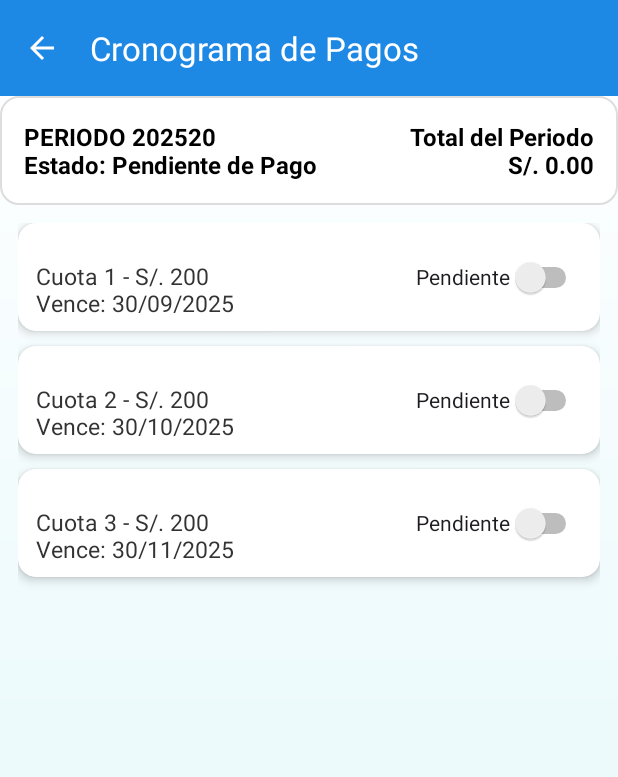
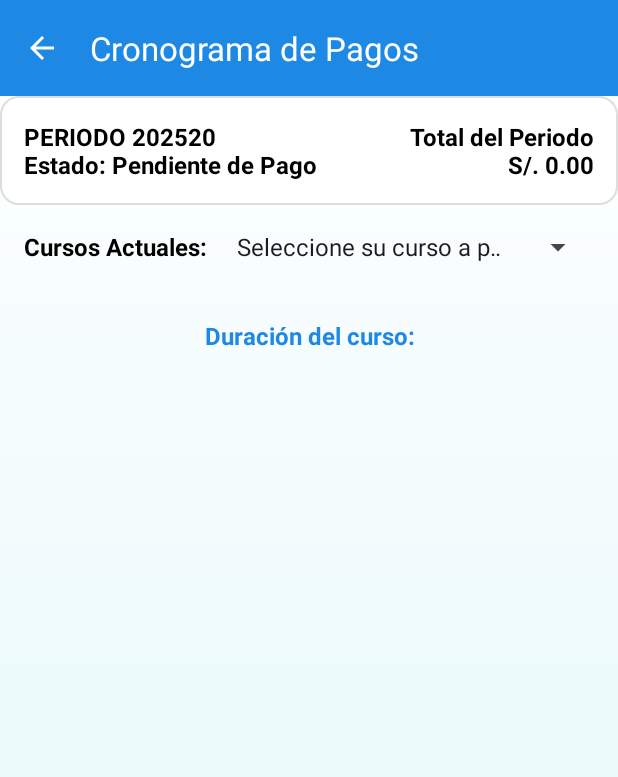
Before and after one commit to Joseph30070/AppSmartcell, an Android app built with Jetpack Compose: the PagosActivity screen opened directly, with no data from a screen before it, on a phone screen of 412 x 824 dp. Shown: the top 777 px of the screen. Run offline under Robolectric (Android 15) with nearby library versions, the phone set to English and light mode, and no system bars.

Commit message:
Añadido mejoras en la interfaz de pagos para una version mucho mas dinamica y conbinado con la interfaz del login

```diff
--- a/app/src/main/java/com/example/smartcellapp/PagosActivity.kt
+++ b/app/src/main/java/com/example/smartcellapp/PagosActivity.kt
@@ -1,53 +1,96 @@
 package com.example.smartcellapp
 
 import android.os.Bundle
-import android.widget.Switch
-import android.widget.TextView
-import androidx.activity.enableEdgeToEdge
+import android.view.LayoutInflater
+import android.view.View
+import android.widget.*
 import androidx.appcompat.app.AppCompatActivity
 import androidx.appcompat.widget.Toolbar
-import androidx.core.view.ViewCompat
-import androidx.core.view.WindowInsetsCompat
+import android.widget.LinearLayout
+import android.widget.TextView
+import android.widget.Spinner
 
 class PagosActivity : AppCompatActivity() {
 
     private lateinit var tvTotalPeriodo: TextView
+    private lateinit var listaCuotas: LinearLayout
+    private lateinit var tvDuracionCurso: TextView
     private var totalPeriodo = 0.0
-    private val montoCuota = 200.0  // cada cuota cuesta 200 por ahora como ejemplo
+    private val montoCuota = 200.0
+
+    // Cursos y sus cuotas
+    private val cursos = mapOf(
+        "Robótica Avanzada" to 3,
+        "Electrónica Digital" to 2,
+        "Reparación de Laptops" to 3,
+        "Reparación de PCs" to 4
+    )
 
     override fun onCreate(savedInstanceState: Bundle?) {
         super.onCreate(savedInstanceState)
-        enableEdgeToEdge()
         setContentView(R.layout.activity_pagos)
 
-        ViewCompat.setOnApplyWindowInsetsListener(findViewById(R.id.main)) { v, insets ->
-            val systemBars = insets.getInsets(WindowInsetsCompat.Type.systemBars())
-            v.setPadding(systemBars.left, systemBars.top, systemBars.right, systemBars.bottom)
-            insets
-        }
-
-        // Configuramos el Toolbar como ActionBar
+        // Ajustes iniciales
         val toolbar = findViewById<Toolbar>(R.id.toolbarPagos)
         setSupportActionBar(toolbar)
-
-        // Activamos la flecha de retroceso
         supportActionBar?.setDisplayHomeAsUpEnabled(true)
         supportActionBar?.setDisplayShowHomeEnabled(true)
 
-        // Inicializamos el TextView del total
         tvTotalPeriodo = findViewById(R.id.tvTotalPeriodo)
+        listaCuotas = findViewById(R.id.listaCuotas)
+        tvDuracionCurso = findViewById(R.id.tvDuracionCurso)
 
-        // Switches de cuotas proximanmente hacer que se generern automaticamente
-        val switchCuota1: Switch = findViewById(R.id.switchCuota1)
-        val switchCuota2: Switch = findViewById(R.id.switchCuota2)
-        val switchCuota3: Switch = findViewById(R.id.switchCuota3)
+        // Spinner de cursos
+        val spinnerCursos: Spinner = findViewById(R.id.spinnerCursos)
+        val listaCursos = mutableListOf("Seleccione su curso a pagar")
+        listaCursos.addAll(cursos.keys)
 
-        // Configurar cada switch
-        configurarSwitch(switchCuota1)
-        configurarSwitch(switchCuota2)
-        configurarSwitch(switchCuota3)
+        val adapter = ArrayAdapter(this, android.R.layout.simple_spinner_item, listaCursos)
+        adapter.setDropDownViewResource(android.R.layout.simple_spinner_dropdown_item)
+        spinnerCursos.adapter = adapter
 
-        // Mostrar el total inicial
+        // Listener del Spinner
+        spinnerCursos.onItemSelectedListener = object : AdapterView.OnItemSelectedListener {
+            override fun onItemSelected(parent: AdapterView<*>, view: View?, position: Int, id: Long) {
+                val cursoSeleccionado = parent.getItemAtPosition(position).toString()
+
+                if (cursoSeleccionado == "Seleccione su curso a pagar") {
+                    listaCuotas.removeAllViews()
+                    tvDuracionCurso.text = "Duración del curso:"
+                    totalPeriodo = 0.0
+                    actualizarTotal()
+                } else {
+                    mostrarCuotas(cursoSeleccionado)
+                }
+            }
+
+            override fun onNothingSelected(parent: AdapterView<*>) {}
+        }
+    }
+
+    // Genera dinámicamente las cuotas según el curso
+    private fun mostrarCuotas(curso: String) {
+        listaCuotas.removeAllViews()
+        totalPeriodo = 0.0
+
+        val cantidadCuotas = cursos[curso] ?: 0
+        val inflater = LayoutInflater.from(this)
+
+        // Mostrar duración arriba de las cuotas
+        tvDuracionCurso.text = "Duración del curso: $cantidadCuotas meses"
+
+        for (i in 1..cantidadCuotas) {
+            val cuotaView = inflater.inflate(R.layout.item_cuota, listaCuotas, false)
+
+            val tvInfo: TextView = cuotaView.findViewById(R.id.tvDescripcionCuota)
+            val switch: Switch = cuotaView.findViewById(R.id.switchCuota)
+
+            tvInfo.text = "Cuota $i - S/. $montoCuota\nVence: 30/${i.toString().padStart(2,'0')}/2025"
+
+            configurarSwitch(switch)
+            listaCuotas.addView(cuotaView)
+        }
+
         actualizarTotal()
     }
 
@@ -68,7 +111,6 @@ class PagosActivity : AppCompatActivity() {
         tvTotalPeriodo.text = "Total del Periodo\nS/. %.2f".format(totalPeriodo)
     }
 
-    // Acción al presionar la flecha
     override fun onSupportNavigateUp(): Boolean {
         onBackPressedDispatcher.onBackPressed()
         return true
--- a/app/src/main/res/layout/activity_pagos.xml
+++ b/app/src/main/res/layout/activity_pagos.xml
@@ -54,112 +54,64 @@
             android:gravity="end" />
     </LinearLayout>
 
+
+
+
     <!-- Lista de cuotas -->
     <LinearLayout
-        android:id="@+id/listaCuotas"
+        android:id="@+id/layoutCursos"
+        android:layout_width="0dp"
+        android:layout_height="wrap_content"
+        android:orientation="horizontal"
+        android:padding="16dp"
+        app:layout_constraintTop_toBottomOf="@id/infoPeriodo"
+        app:layout_constraintStart_toStartOf="parent"
+        app:layout_constraintEnd_toEndOf="parent">
+
+        <TextView
+            android:layout_width="wrap_content"
+            android:layout_height="wrap_content"
+            android:text="Cursos Actuales: "
+            android:textSize="16sp"
+            android:textStyle="bold"
+            android:textColor="#000000"
+            android:layout_marginEnd="8dp"/>
+
+        <Spinner
+            android:id="@+id/spinnerCursos"
+            android:layout_width="wrap_content"
+            android:layout_height="wrap_content"
+            android:spinnerMode="dropdown"/>
+    </LinearLayout>
+
+    <!-- Lista de cuotas -->
+    <LinearLayout
+        android:id="@+id/contenedorCuotas"
         android:layout_width="0dp"
         android:layout_height="wrap_content"
         android:orientation="vertical"
         android:padding="12dp"
-        app:layout_constraintTop_toBottomOf="@id/infoPeriodo"
+        app:layout_constraintTop_toBottomOf="@id/layoutCursos"
         app:layout_constraintStart_toStartOf="parent"
         app:layout_constraintEnd_toEndOf="parent">
 
-        <!-- Cuota 1 -->
-        <androidx.cardview.widget.CardView
+        <TextView
+            android:id="@+id/tvDuracionCurso"
             android:layout_width="match_parent"
             android:layout_height="wrap_content"
-            android:layout_marginBottom="10dp"
-            app:cardCornerRadius="12dp"
-            app:cardElevation="4dp">
+            android:text="Duracion del curso:"
+            android:textSize="16sp"
+            android:textStyle="bold"
+            android:padding="8dp"
+            android:gravity="center"
+            android:textColor="@color/teal_700"/>
 
-            <LinearLayout
-                android:layout_width="match_parent"
-                android:layout_height="wrap_content"
-                android:orientation="horizontal"
-                android:padding="12dp">
-
-                <TextView
-                    android:layout_width="0dp"
-                    android:layout_height="wrap_content"
-                    android:layout_weight="1"
-                    android:text="Cuota 1 - S/. 200\nVence: 30/09/2025"
-                    android:textSize="15sp"
-                    android:textColor="#333333" />
-
-                <Switch
-                    android:id="@+id/switchCuota1"
-                    android:layout_width="wrap_content"
-                    android:layout_height="wrap_content"
-                    android:minWidth="48dp"
-                    android:minHeight="48dp"
-                    android:text="Pendiente" />
-            </LinearLayout>
-        </androidx.cardview.widget.CardView>
-
-        <!-- Cuota 2 -->
-        <androidx.cardview.widget.CardView
+        <LinearLayout
+            android:id="@+id/listaCuotas"
             android:layout_width="match_parent"
             android:layout_height="wrap_content"
-            android:layout_marginBottom="10dp"
-            app:cardCornerRadius="12dp"
-            app:cardElevation="4dp">
+            android:orientation="vertical" />
 
-            <LinearLayout
-                android:layout_width="match_parent"
-                android:layout_height="wrap_content"
-                android:orientation="horizontal"
-                android:padding="12dp">
-
-                <TextView
-                    android:layout_width="0dp"
-                    android:layout_height="wrap_content"
-                    android:layout_weight="1"
-                    android:text="Cuota 2 - S/. 200\nVence: 30/10/2025"
-                    android:textSize="15sp"
-                    android:textColor="#333333" />
-
-                <Switch
-                    android:id="@+id/switchCuota2"
-                    android:layout_width="wrap_content"
-                    android:layout_height="wrap_content"
-                    android:minWidth="48dp"
-                    android:minHeight="48dp"
-                    android:text="Pendiente" />
-            </LinearLayout>
-        </androidx.cardview.widget.CardView>
-
-        <!-- Cuota 3 -->
-        <androidx.cardview.widget.CardView
-            android:layout_width="match_parent"
-            android:layout_height="wrap_content"
-            android:layout_marginBottom="10dp"
-            app:cardCornerRadius="12dp"
-            app:cardElevation="4dp">
-
-            <LinearLayout
-                android:layout_width="match_parent"
-                android:layout_height="wrap_content"
-                android:orientation="horizontal"
-                android:padding="12dp">
-
-                <TextView
-                    android:layout_width="0dp"
-                    android:layout_height="wrap_content"
-                    android:layout_weight="1"
-                    android:text="Cuota 3 - S/. 200\nVence: 30/11/2025"
-                    android:textSize="15sp"
-                    android:textColor="#333333" />
-
-                <Switch
-                    android:id="@+id/switchCuota3"
-                    android:layout_width="wrap_content"
-                    android:layout_height="wrap_content"
-                    android:minWidth="48dp"
-                    android:minHeight="48dp"
-                    android:text="Pendiente" />
-            </LinearLayout>
-        </androidx.cardview.widget.CardView>
     </LinearLayout>
 
 </androidx.constraintlayout.widget.ConstraintLayout>
--- /dev/null
+++ b/app/src/main/res/layout/item_cuota.xml
@@ -0,0 +1,34 @@
+<?xml version="1.0" encoding="utf-8"?>
+<androidx.cardview.widget.CardView xmlns:android="http://schemas.android.com/apk/res/android"
+    xmlns:app="http://schemas.android.com/apk/res-auto"
+    android:layout_width="match_parent"
+    android:layout_height="wrap_content"
+    android:layout_marginBottom="10dp"
+    app:cardCornerRadius="12dp"
+    app:cardElevation="4dp">
+
+    <LinearLayout
+        android:layout_width="match_parent"
+        android:layout_height="wrap_content"
+        android:orientation="horizontal"
+        android:padding="12dp">
+
+        <TextView
+            android:id="@+id/tvDescripcionCuota"
+            android:layout_width="0dp"
+            android:layout_height="wrap_content"
+            android:layout_weight="1"
+            android:text="Cuota X - S/. 200\nVence: --/--/----"
+            android:textSize="15sp"
+            android:textColor="#333333" />
+
+        <Switch
+            android:id="@+id/switchCuota"
+            android:layout_width="wrap_content"
+            android:layout_height="wrap_content"
+            android:minWidth="48dp"
+            android:minHeight="48dp"
+            android:text="Pendiente" />
+    </LinearLayout>
+
+</androidx.cardview.widget.CardView>
```
